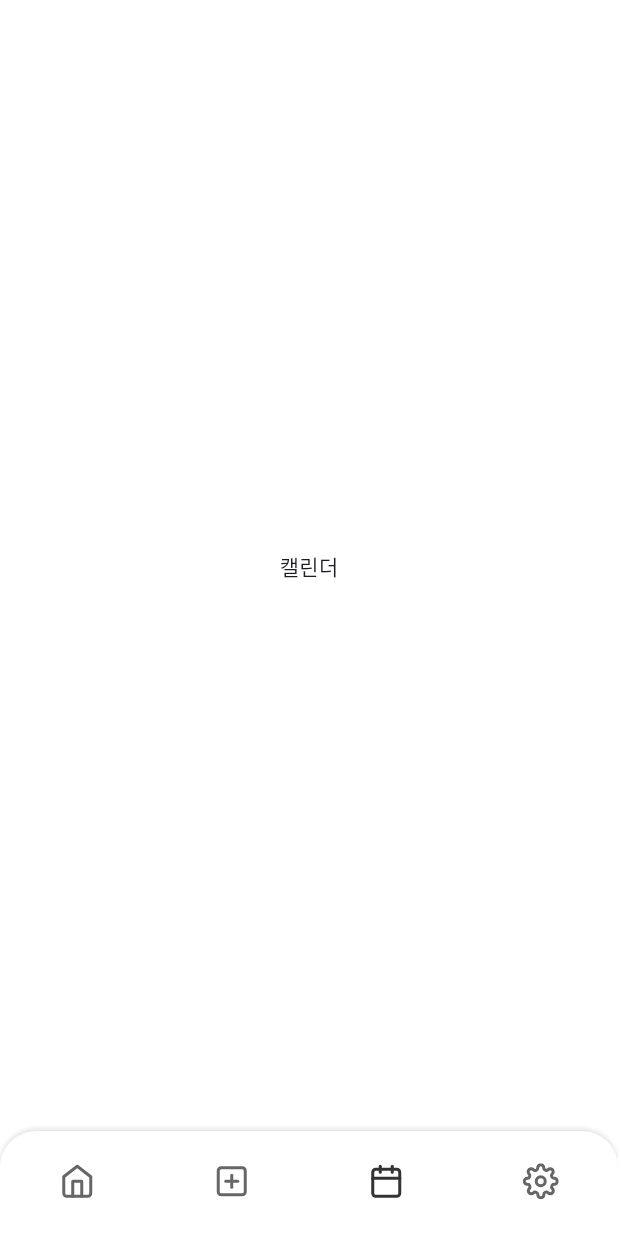
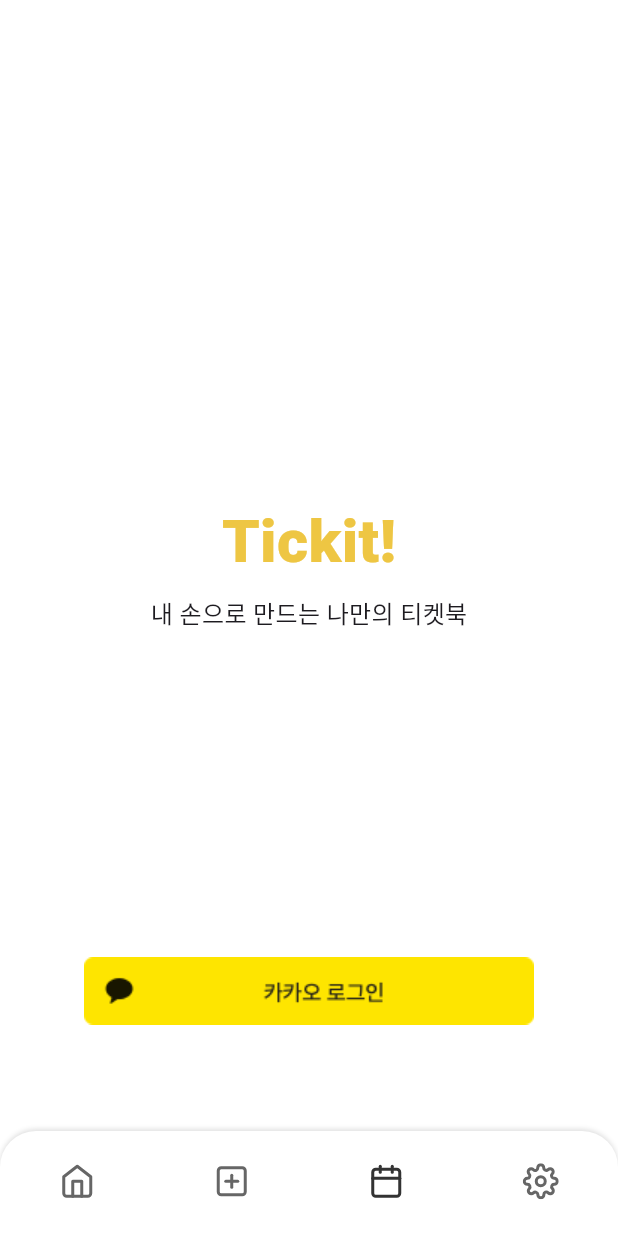
Before and after one commit to doyeon0307/Tickit-frontend, a Flutter app: the screen it shows after launch, item 3 of the bottom bar chosen, on a phone screen of 412 x 824 dp. Run offline on Flutter 3.47's test engine with Material 3 defaults, Android fonts, the phone set to English and light mode, and no system bars; drawn by our look-alikes of persistent_bottom_nav_bar_v2; our stand-ins replace flutter_colorpicker, flutter_svg, freezed_annotation, image_picker, numberpicker; missing offline and left inert: kakao_flutter_sdk_user, vertical_card_pager; Roboto replaces fonts that are missing (Pretendard).

Commit message:
feat: 카카오톡 로그인 구현

```diff
--- a/tickit/lib/ui/common/view/nav_bar.dart
+++ b/tickit/lib/ui/common/view/nav_bar.dart
@@ -3,6 +3,7 @@ import 'package:flutter_svg/flutter_svg.dart';
 import 'package:persistent_bottom_nav_bar_v2/persistent_bottom_nav_bar_v2.dart';
 import 'package:tickit/ui/calendar/calendar_view.dart';
 import 'package:tickit/ui/home/home_view.dart';
+import 'package:tickit/ui/login/login_view.dart';
 import 'package:tickit/ui/setting/setting_view.dart';
 import 'package:tickit/ui/ticket/ticket_view.dart';
 
@@ -16,20 +17,20 @@ class NavBar extends StatefulWidget {
 class _NavBarState extends State<NavBar> {
   List<PersistentTabConfig> _tabs() => [
         PersistentTabConfig(
-          screen: const HomeScreen(),
+          screen: const HomeView(),
           item: itemConfig(iconPath: "assets/icon/home.svg"),
         ),
         PersistentTabConfig(
-          screen: const TicketScreen(),
+          screen: const TicketView(),
           item: itemConfig(iconPath: "assets/icon/plus-square.svg"),
         ),
         PersistentTabConfig(
-          screen: const CalendarScreen(),
+          screen: const LoginView(),
           item: itemConfig(iconPath: "assets/icon/calendar.svg"),
 
         ),
         PersistentTabConfig(
-          screen: const SettingScreen(),
+          screen: const SettingView(),
           item: itemConfig(iconPath: "assets/icon/settings.svg"),
 
         ),
--- a/tickit/lib/ui/home/home_view.dart
+++ b/tickit/lib/ui/home/home_view.dart
@@ -4,8 +4,8 @@ import 'package:tickit/ui/common/layout/default_layout.dart';
 import 'package:tickit/domain/ticket/model/ticket_preview_model.dart';
 import 'package:vertical_card_pager/vertical_card_pager.dart';
 
-class HomeScreen extends StatelessWidget {
-  const HomeScreen({super.key});
+class HomeView extends StatelessWidget {
+  const HomeView({super.key});
 
   @override
   Widget build(BuildContext context) {
--- /dev/null
+++ b/tickit/lib/ui/login/login_view.dart
@@ -0,0 +1,88 @@
+import 'package:flutter/material.dart';
+import 'package:flutter/services.dart';
+import 'package:kakao_flutter_sdk_user/kakao_flutter_sdk_user.dart';
+import 'package:tickit/ui/common/const/app_colors.dart';
+
+class LoginView extends StatelessWidget {
+  const LoginView({super.key});
+
+  @override
+  Widget build(BuildContext context) {
+    return Scaffold(
+      backgroundColor: AppColors.backgroundColor,
+      body: SafeArea(
+        child: Stack(
+          children: [
+            Center(
+              child: Column(
+                mainAxisAlignment: MainAxisAlignment.center,
+                children: [
+                  Text(
+                    "Tickit!",
+                    style: TextStyle(
+                      color: AppColors.primaryColor,
+                      fontWeight: FontWeight.w800,
+                      fontSize: 40.0,
+                    ),
+                  ),
+                  const SizedBox(
+                    height: 8.0,
+                  ),
+                  const Text(
+                    "내 손으로 만드는 나만의 티켓북",
+                    style: TextStyle(
+                      fontWeight: FontWeight.w300,
+                      fontSize: 16.0,
+                      // fontFamily: "Pretendard"
+                    ),
+                  ),
+                ],
+              ),
+            ),
+            Align(
+              alignment: const Alignment(0, 0.8),
+              child: GestureDetector(
+                child: Image.asset("assets/image/kakao_login.png"),
+                onTap: () => onTapKakao(),
+              ),
+            ),
+          ],
+        ),
+      ),
+    );
+  }
+}
+
+Future<void> onTapKakao() async {
+  bool isInstalled = await isKakaoTalkInstalled();
+  print(isInstalled);
+
+  if (isInstalled) {
+    try {
+      var result = await UserApi.instance.loginWithKakaoTalk();
+      print('카카오톡으로 로그인 성공~ : ${result.accessToken}');
+    } catch (error) {
+      print('카카오톡으로 로그인 실패 $error');
+
+      // 사용자가 카카오톡 설치 후 디바이스 권한 요청 화면에서 로그인을 취소한 경우,
+      // 의도적인 로그인 취소로 보고 카카오계정으로 로그인 시도 없이 로그인 취소로 처리 (예: 뒤로 가기)
+      if (error is PlatformException && error.code == 'CANCELED') {
+        return;
+      }
+      // 카카오톡에 연결된 카카오계정이 없는 경우, 카카오계정으로 로그인
+      try {
+        await UserApi.instance.loginWithKakaoAccount();
+        print('카카오계정으로 로그인 성공');
+      } catch (error) {
+        print('카카오계정으로 로그인 실패 $error');
+      }
+    }
+  } else {
+    try {
+      OAuthToken token = await UserApi.instance.loginWithKakaoAccount();
+      print('카카오계정으로 로그인 성공: ${token.accessToken}');
+    } catch (error) {
+      print('카카오계정으로 로그인 실패 $error');
+    }
+  }
+}
--- a/tickit/lib/ui/setting/setting_view.dart
+++ b/tickit/lib/ui/setting/setting_view.dart
@@ -1,8 +1,8 @@
 import 'package:flutter/material.dart';
 import 'package:tickit/ui/common/layout/default_layout.dart';
 
-class SettingScreen extends StatelessWidget {
-  const SettingScreen({super.key});
+class SettingView extends StatelessWidget {
+  const SettingView({super.key});
 
   @override
   Widget build(BuildContext context) {
--- a/tickit/pubspec.yaml
+++ b/tickit/pubspec.yaml
@@ -22,6 +22,10 @@ dependencies:
   flutter_colorpicker: ^1.1.0
   calendar_date_picker2: ^1.1.7
   numberpicker: ^2.1.2
+
+  dio: ^5.7.0
+  kakao_flutter_sdk_user: ^1.9.6
+
 
 dev_dependencies:
   flutter_test:
```
Also changed, not shown: tickit/lib/main.dart (+9 -0 lines), tickit/lib/ui/ticket/ticket_view.dart (+4 -4 lines), tickit/assets/image/kakao_login.png (added), tickit/pubspec.lock, 5 other files.
